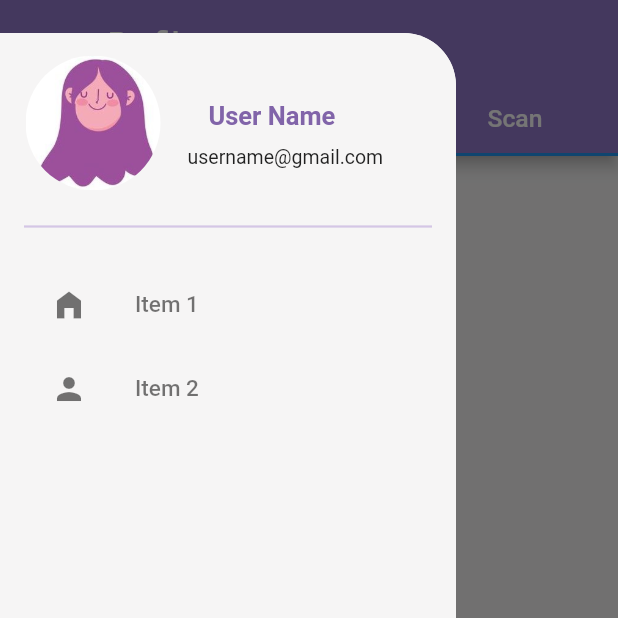
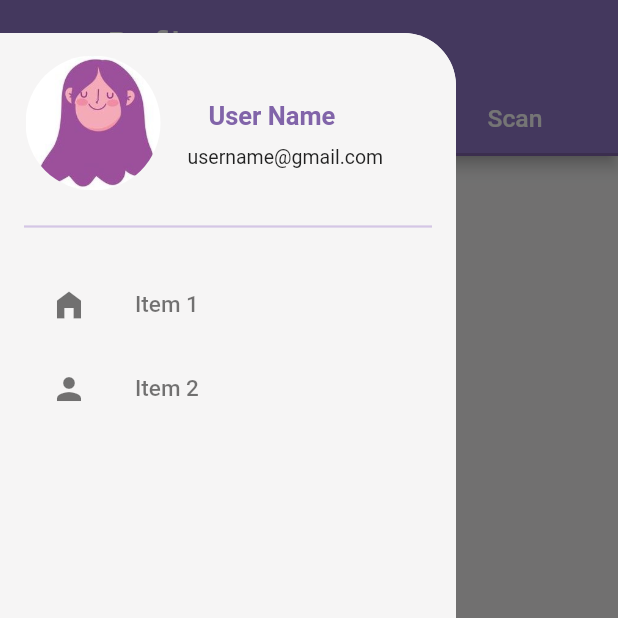
Before and after one commit to himashagunasena/retrotfit, a Flutter app: the TabBarList screen opened directly, tab 3 chosen, with the side drawer open, on a phone screen of 412 x 824 dp, the top half of it. Run offline on Flutter 3.47's test engine with Material 2 defaults, Android fonts, the light colour scheme and no system bars; our stand-ins replace hexcolor; missing offline and left inert: appbar_textfield; network calls fail.

Commit message:
modify tab bar

```diff
--- a/Epic/lib/data/tab.dart
+++ b/Epic/lib/data/tab.dart
@@ -1,6 +1,7 @@
 import 'package:Epic/http/profile.dart';
 import 'package:Epic/http/wearther.dart';
 import 'package:flutter/material.dart';
+import 'package:hexcolor/hexcolor.dart';
 
 class TabBarList extends StatelessWidget {
   @override
@@ -15,11 +16,12 @@ class TabBarList extends StatelessWidget {
   Widget buildTabBar() {
     return TabBar(
       labelStyle: TextStyle(fontSize: 16.5),
+      indicatorColor: HexColor("#8164a9"),
       tabs: <Widget>[
         Tab(
           text: "Cities",
         ),
-        Tab(text: "Profile"),
+        Tab(text: "Image"),
         Tab(text: "Scan"),
       ],
     );
@@ -29,6 +31,7 @@ class TabBarList extends StatelessWidget {
     return TabBarView(children: <Widget>[
       Weather(),
       Profile(),
+      Profile(),
     ]);
   }
 }
```
